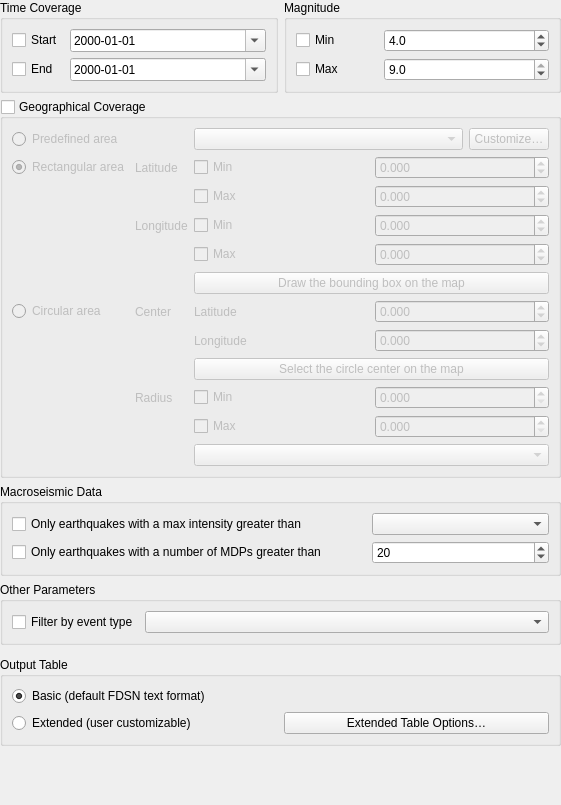
Before: the Qt Designer form qquake/ui/filter_parameter_widget_base.ui in INGV/qquake, drawn with Qt 5.
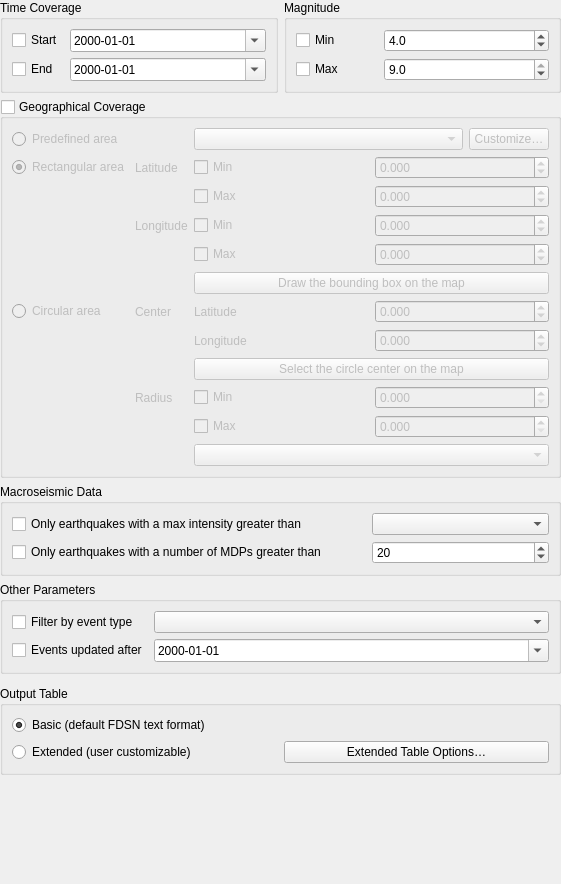
After: the same form once the commit is applied. Custom widgets are drawn as their Qt base class.

The edit to the form file:
```diff
--- a/qquake/ui/filter_parameter_widget_base.ui
+++ b/qquake/ui/filter_parameter_widget_base.ui
@@ -7,7 +7,7 @@
     <x>0</x>
     <y>0</y>
     <width>561</width>
-    <height>805</height>
+    <height>884</height>
    </rect>
   </property>
   <property name="windowTitle">
@@ -530,6 +530,33 @@
         </property>
        </widget>
       </item>
+      <item row="1" column="0">
+       <widget class="QCheckBox" name="events_updated_after_check">
+        <property name="text">
+         <string>Events updated after</string>
+        </property>
+       </widget>
+      </item>
+      <item row="1" column="1">
+       <widget class="QDateTimeEdit" name="events_updated_after">
+        <property name="maximumDateTime">
+         <datetime>
+          <hour>23</hour>
+          <minute>59</minute>
+          <second>59</second>
+          <year>9999</year>
+          <month>12</month>
+          <day>31</day>
+         </datetime>
+        </property>
+        <property name="displayFormat">
+         <string>yyyy-MM-dd</string>
+        </property>
+        <property name="calendarPopup">
+         <bool>true</bool>
+        </property>
+       </widget>
+      </item>
      </layout>
     </widget>
    </item>
```
